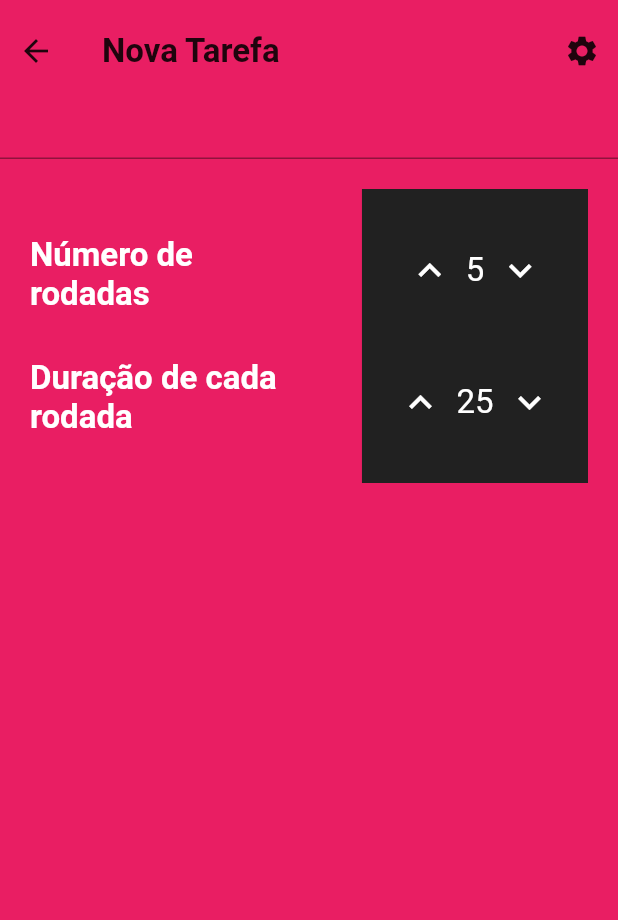
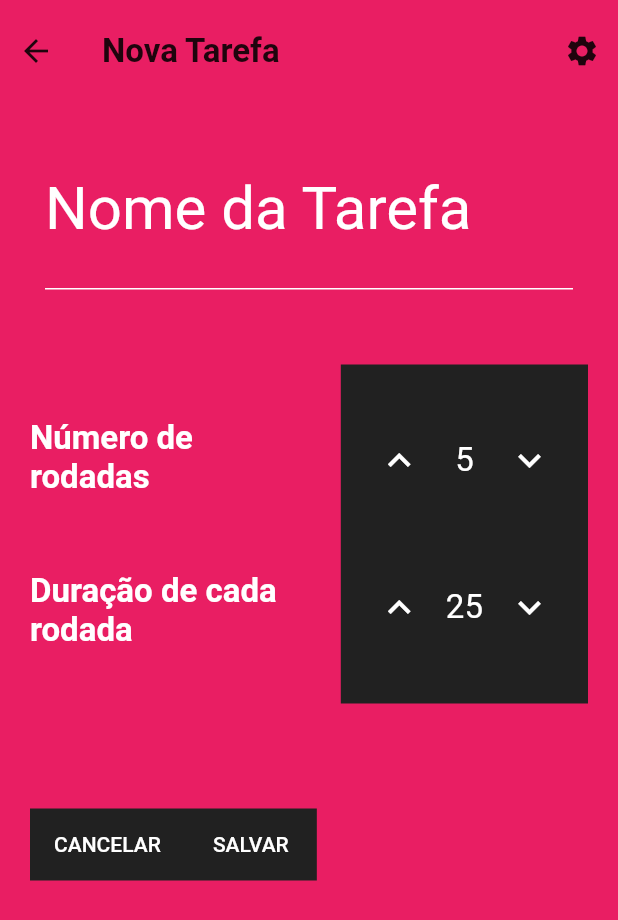
Before and after one commit to Joaomon7eiro/pomodoro-app, a Flutter app: the NewTaskPage screen opened by its route, on a phone screen of 412 x 824 dp. Shown: the top 920 px of the screen. Run offline on Flutter 3.47's test engine with Material 2 defaults, Android fonts, the phone set to English and light mode, and no system bars; our stand-ins replace audioplayers.

Commit message:
new task feature

```diff
--- a/lib/pages/new_task_page.dart
+++ b/lib/pages/new_task_page.dart
@@ -1,6 +1,29 @@
 import 'package:flutter/material.dart';
+import 'package:pomodoro_app/models/task.dart';
 
-class NewTaskPage extends StatelessWidget {
+class NewTaskPage extends StatefulWidget {
+  @override
+  _NewTaskPageState createState() => _NewTaskPageState();
+}
+
+class _NewTaskPageState extends State<NewTaskPage> {
+  int rounds = 5;
+  int duration = 25;
+
+  TextEditingController textController = TextEditingController();
+
+  void handleRounds(bool isIncrement) {
+    setState(() {
+      isIncrement ? rounds++ : rounds--;
+    });
+  }
+
+  void handleDuration(bool isIncrement) {
+    setState(() {
+      isIncrement ? duration++ : duration--;
+    });
+  }
+
   @override
   Widget build(BuildContext context) {
     return Scaffold(
@@ -35,9 +58,28 @@ class NewTaskPage extends StatelessWidget {
             Container(
               child: Column(
                 mainAxisAlignment: MainAxisAlignment.spaceBetween,
+                crossAxisAlignment: CrossAxisAlignment.start,
                 children: <Widget>[
-                  TextField(
-                    cursorColor: Colors.white,
+                  Container(
+                    margin: EdgeInsets.symmetric(horizontal: 30, vertical: 30),
+                    child: TextField(
+                      controller: textController,
+                      style: TextStyle(
+                        fontSize: 40,
+                        color: Colors.white,
+                      ),
+                      decoration: InputDecoration(
+                        labelStyle: TextStyle(color: Colors.white),
+                        labelText: 'Nome da Tarefa',
+                        enabledBorder: UnderlineInputBorder(
+                          borderSide: BorderSide(color: Colors.white),
+                        ),
+                        focusedBorder: UnderlineInputBorder(
+                          borderSide: BorderSide(color: Colors.white),
+                        ),
+                      ),
+                      cursorColor: Colors.black,
+                    ),
                   ),
                   Container(
                     margin: EdgeInsets.all(20),
@@ -58,7 +100,7 @@ class NewTaskPage extends StatelessWidget {
                                     fontWeight: FontWeight.bold),
                               ),
                               SizedBox(
-                                height: 30,
+                                height: 50,
                               ),
                               Text(
                                 'Duração de cada rodada',
@@ -71,15 +113,21 @@ class NewTaskPage extends StatelessWidget {
                           ),
                         ),
                         Container(
+                          width: MediaQuery.of(context).size.width * 0.4,
                           padding: EdgeInsets.symmetric(
-                              vertical: 30, horizontal: 15),
+                              vertical: 40, horizontal: 15),
                           color: Colors.grey.shade900,
+                          child: IntrinsicWidth(
                             child: Column(
                               children: <Widget>[
                                 Row(
-
+                                  mainAxisAlignment:
+                                      MainAxisAlignment.spaceBetween,
                                   children: <Widget>[
                                     IconButton(
+                                      onPressed: () {
+                                        handleRounds(true);
+                                      },
                                       icon: Icon(
                                         Icons.keyboard_arrow_up,
                                         color: Colors.white,
@@ -87,11 +135,14 @@ class NewTaskPage extends StatelessWidget {
                                       ),
                                     ),
                                     Text(
-                                    '5',
+                                      '$rounds',
                                       style: TextStyle(
                                           color: Colors.white, fontSize: 22),
                                     ),
                                     IconButton(
+                                      onPressed: () {
+                                        handleRounds(false);
+                                      },
                                       icon: Icon(
                                         Icons.keyboard_arrow_down,
                                         color: Colors.white,
@@ -101,11 +152,16 @@ class NewTaskPage extends StatelessWidget {
                                   ],
                                 ),
                                 SizedBox(
-                                height: 40,
+                                  height: 50,
                                 ),
                                 Row(
+                                  mainAxisAlignment:
+                                      MainAxisAlignment.spaceBetween,
                                   children: <Widget>[
                                     IconButton(
+                                      onPressed: () {
+                                        handleDuration(true);
+                                      },
                                       icon: Icon(
                                         Icons.keyboard_arrow_up,
                                         color: Colors.white,
@@ -113,11 +169,14 @@ class NewTaskPage extends StatelessWidget {
                                       ),
                                     ),
                                     Text(
-                                    '25',
+                                      '$duration',
                                       style: TextStyle(
                                           color: Colors.white, fontSize: 22),
                                     ),
                                     IconButton(
+                                      onPressed: () {
+                                        handleDuration(false);
+                                      },
                                       icon: Icon(
                                         Icons.keyboard_arrow_down,
                                         color: Colors.white,
@@ -128,8 +187,40 @@ class NewTaskPage extends StatelessWidget {
                                 ),
                               ],
                             ),
-                        )
+                          ),
+                        ),
                       ],
+                    ),
+                  ),
+                  Container(
+                    margin: EdgeInsets.only(top: 50, left: 20),
+                    color: Colors.grey.shade900,
+                    child: Row(
+                      mainAxisSize: MainAxisSize.min,
+                      children: <Widget>[
+                        FlatButton(
+                          onPressed: () {
+                            Navigator.pop(context);
+                          },
+                          child: Text(
+                            'CANCELAR',
+                            style: TextStyle(color: Colors.white),
+                          ),
+                        ),
+                        FlatButton(
+                          onPressed: () {
+                            Task task = Task(
+                                rounds: rounds,
+                                duration: duration.toDouble(),
+                                name: textController.text,
+                                description: 'descricao',
+                                date: DateTime.now(),
+                                id: '6');
+                            Navigator.pushNamed(context, '/', arguments: task);
+                          },
+                          child: Text(
+                            'SALVAR',
+                            style: TextStyle(color: Colors.white),
                           ),
                         ),
                       ],
@@ -137,8 +228,10 @@ class NewTaskPage extends StatelessWidget {
                   )
                 ],
               ),
+            )
+          ],
+        ),
       ),
     );
-    ;
   }
 }
--- a/lib/pages/task_list_page.dart
+++ b/lib/pages/task_list_page.dart
@@ -54,6 +54,11 @@ class _TaskListPageState extends State<TaskListPage> {
 
   @override
   Widget build(BuildContext context) {
+    Task task = ModalRoute.of(context).settings.arguments;
+    if (task != null && !tasks.contains(task)) {
+      tasks.add(task);
+    }
+
     return Scaffold(
       backgroundColor: Theme.of(context).primaryColor,
       body: Container(
```
Lines whose indentation alone changed are shown as unchanged.
